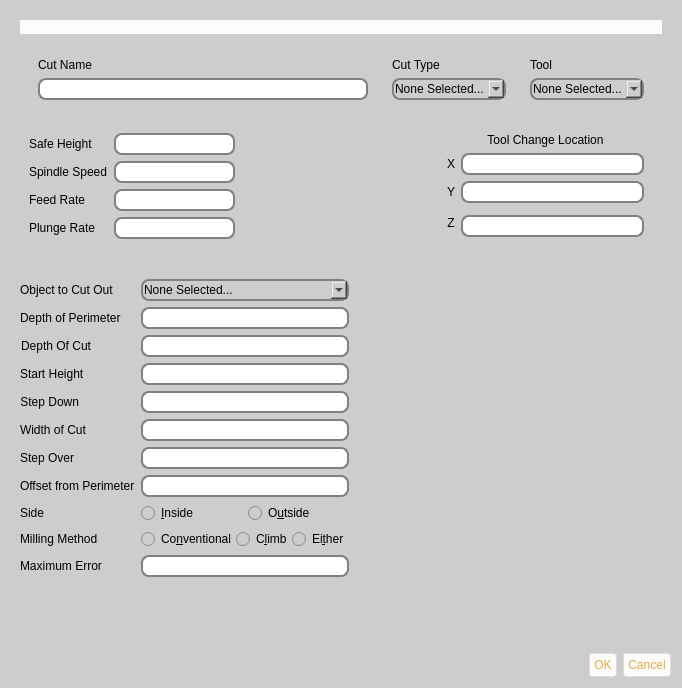
Before: the Qt Designer form buildbotics/resources/ui/cut.ui in DougCoffland/FreeCADGCodeWB, drawn with Qt 5.
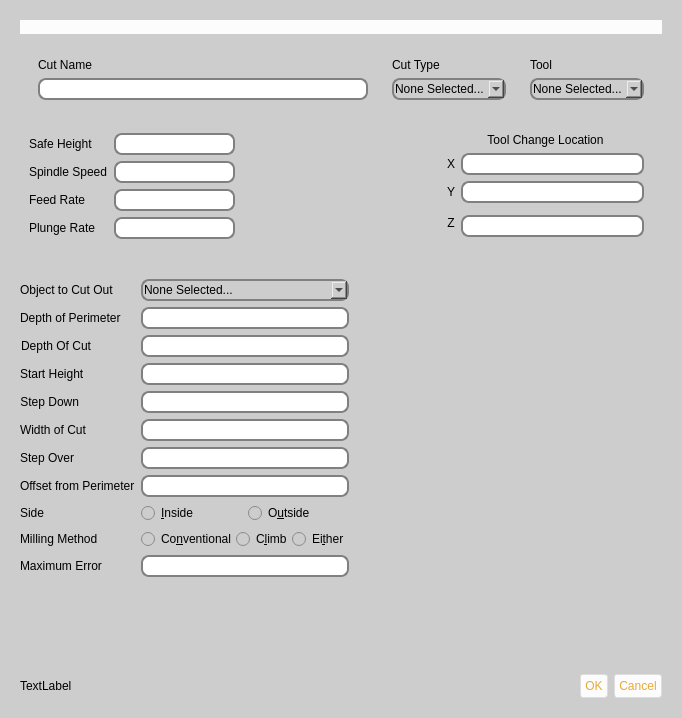
After: the same form once the commit is applied. Icons and pictures are not drawn.

Commit message: added default units label to CutGui and GCodeProject

What changed in the file:
```diff
--- a/buildbotics/resources/ui/cut.ui
+++ b/buildbotics/resources/ui/cut.ui
@@ -10,7 +10,7 @@
     <x>0</x>
     <y>0</y>
     <width>682</width>
-    <height>688</height>
+    <height>718</height>
    </rect>
   </property>
   <property name="windowTitle">
@@ -1618,6 +1618,22 @@
     </widget>
    </item>
    <item>
+    <widget class="QFrame" name="frame_24">
+     <property name="frameShape">
+      <enum>QFrame::StyledPanel</enum>
+     </property>
+     <property name="frameShadow">
+      <enum>QFrame::Raised</enum>
+     </property>
+     <layout class="QHBoxLayout" name="horizontalLayout_16">
+      <item>
+       <widget class="QLabel" name="unitsLabel">
+        <property name="text">
+         <string>TextLabel</string>
+        </property>
+       </widget>
+      </item>
+      <item>
     <widget class="QDialogButtonBox" name="buttonBox">
      <property name="toolTip">
       <string notr="true">&quot;Cancel&quot; ignores the changes and exits the
@@ -1631,6 +1647,9 @@
      <property name="standardButtons">
       <set>QDialogButtonBox::Cancel|QDialogButtonBox::Ok</set>
      </property>
+       </widget>
+      </item>
+     </layout>
     </widget>
    </item>
   </layout>
```
Lines whose indentation alone changed are shown as unchanged. The commit also changes 3 other files.
